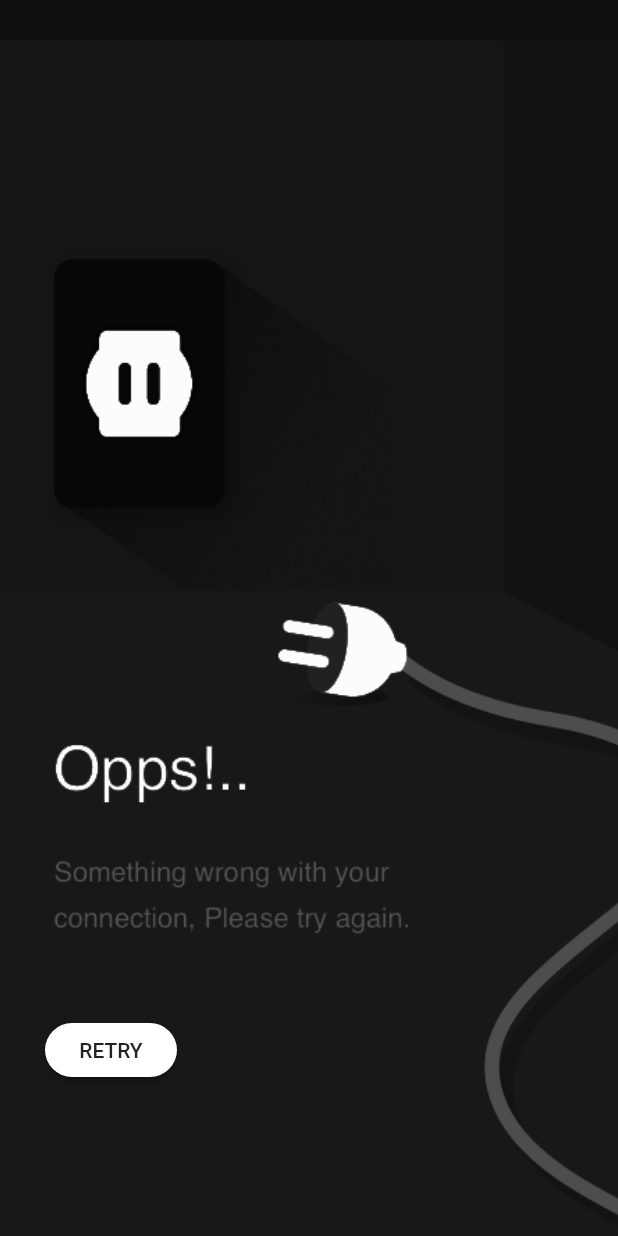
After one commit to Nouryounis1/iMovie, a Flutter app: the NoConnectionScreen screen opened directly, on a phone screen of 412 x 824 dp. The commit adds this screen. Run offline on Flutter 3.47's test engine with Material 2 defaults, Android fonts, the phone set to English and light mode, and no system bars; our stand-ins replace animated_splash_screen, hexcolor, internet_connection_checker, lottie; Roboto replaces fonts that are missing (Jannah).

Commit message:
Check Network Connection & No Connection Widget

```diff
--- a/lib/main.dart
+++ b/lib/main.dart
@@ -1,16 +1,30 @@
 import 'package:animated_splash_screen/animated_splash_screen.dart';
 import 'package:flutter/material.dart';
 import 'package:hexcolor/hexcolor.dart';
+import 'package:internet_connection_checker/internet_connection_checker.dart';
 import 'package:lottie/lottie.dart';
 import 'package:movies_app/modules/main_screen/main_screen.dart';
+import 'package:movies_app/modules/no_connection_screen/no_connection.dart';
 import 'package:movies_app/styles/theme.dart';
 
-void main() {
-  runApp(const MyApp());
+Future<void> main() async {
+  Widget? widget;
+  bool result = await InternetConnectionChecker().hasConnection;
+  if (result == true) {
+    widget = const MainScreen();
+  } else {
+    widget = NoConnectionScreen();
+  }
+
+  runApp(MyApp(widget));
 }
 
 class MyApp extends StatelessWidget {
-  const MyApp({Key? key}) : super(key: key);
+  Widget? startWidget;
+  MyApp(
+    this.startWidget, {
+    Key? key,
+  }) : super(key: key);
 
   @override
   Widget build(BuildContext context) {
@@ -23,7 +37,7 @@ class MyApp extends StatelessWidget {
         ),
         splashIconSize: double.infinity,
         backgroundColor: HexColor('030002'),
-        nextScreen: const MainScreen(),
+        nextScreen: startWidget!,
         duration: 2000,
       ),
     );
--- /dev/null
+++ b/lib/modules/no_connection_screen/no_connection.dart
@@ -0,0 +1,39 @@
+import 'package:flutter/material.dart';
+import 'package:internet_connection_checker/internet_connection_checker.dart';
+import 'package:movies_app/modules/main_screen/main_screen.dart';
+
+class NoConnectionScreen extends StatelessWidget {
+  @override
+  Widget build(BuildContext context) {
+    return Scaffold(
+      body: Stack(
+        fit: StackFit.expand,
+        children: [
+          Image.asset(
+            "assets/noconnection.png",
+            fit: BoxFit.cover,
+          ),
+          Positioned(
+            bottom: 100,
+            left: 30,
+            child: MaterialButton(
+              color: Colors.white,
+              shape: RoundedRectangleBorder(
+                  borderRadius: BorderRadius.circular(50)),
+              onPressed: () async {
+                bool result = await InternetConnectionChecker().hasConnection;
+                if (result == true) {
+                  Navigator.pushAndRemoveUntil(
+                      context,
+                      MaterialPageRoute(builder: (context) => MainScreen()),
+                      (route) => false);
+                }
+              },
+              child: Text("Retry".toUpperCase()),
+            ),
+          )
+        ],
+      ),
+    );
+  }
+}
--- a/pubspec.yaml
+++ b/pubspec.yaml
@@ -38,6 +38,7 @@ dependencies:
   google_fonts: ^2.2.0
   hexcolor:
   animated_splash_screen:
+  internet_connection_checker: ^0.0.1+3
 
 
 
```
Also changed, not shown: assets/noconnection.png (added), pubspec.lock, 1 other file.
